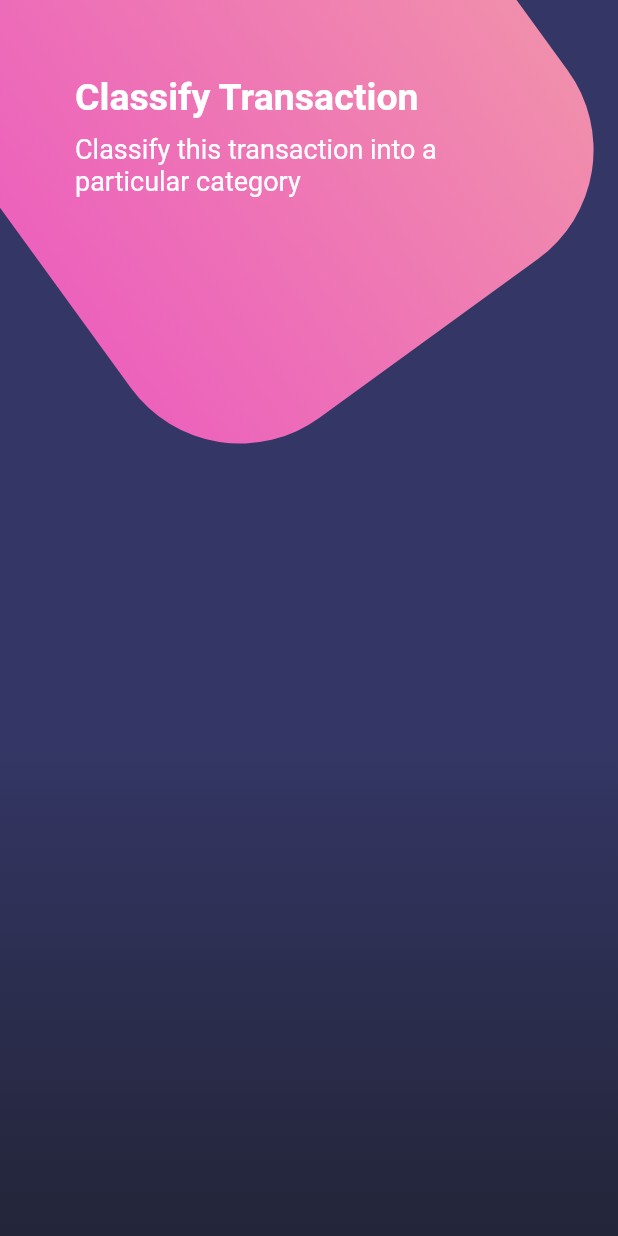
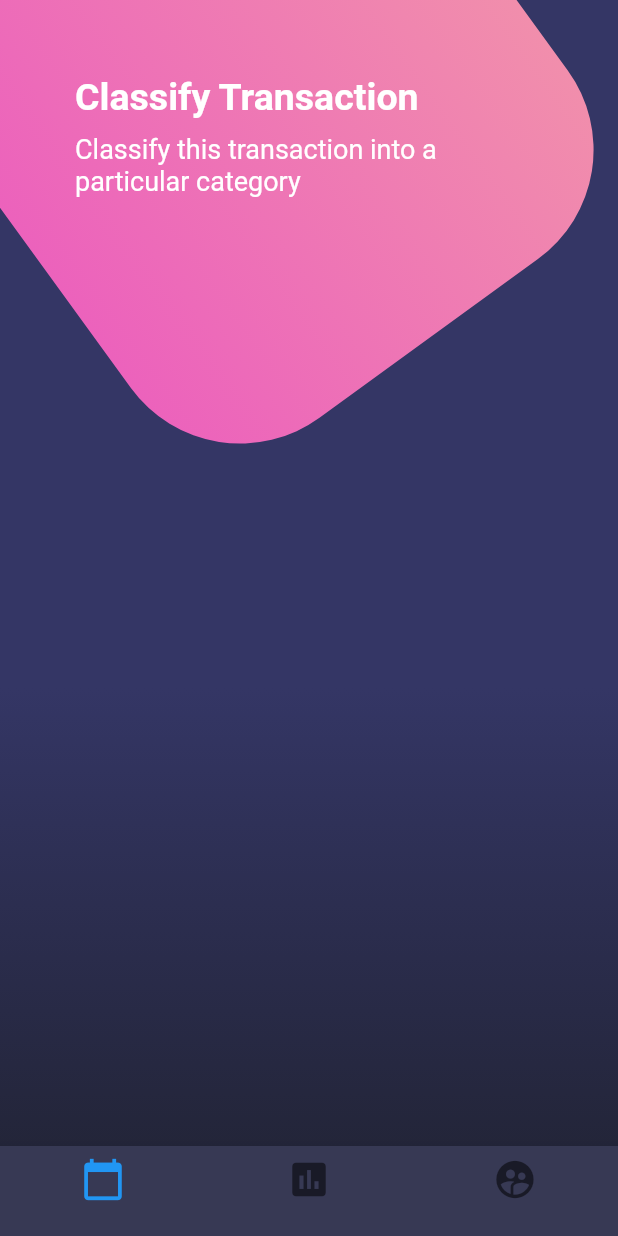
Before and after one commit to lskywolfll/Design-Flutter, a Flutter app: the screen it shows after launch, on a phone screen of 412 x 824 dp. Run offline on Flutter 3.47's test engine with Material 2 defaults, Android fonts, the phone set to English and light mode, and no system bars.

Commit message:
Se deja la mitad terminada con el design del botton navigation bar

```diff
--- a/lib/src/pages/botones_page.dart
+++ b/lib/src/pages/botones_page.dart
@@ -18,7 +18,28 @@ class BotonesPage extends StatelessWidget {
           ],
         ),
       ),
+      bottomNavigationBar: _bottomNavigatorBar(context),
     );
+  }
+
+  Widget _bottomNavigatorBar(BuildContext context) {
+    return new Theme(
+        data: Theme.of(context).copyWith(
+          canvasColor: Color.fromRGBO(55, 57, 84, 1.0),
+          primaryColor: Colors.pinkAccent,
+          textTheme: Theme.of(context).textTheme
+            .copyWith( caption: TextStyle(color: Color.fromRGBO(116, 117, 152, 1.0)) )
+        ),
+        child: BottomNavigationBar(
+          items: <BottomNavigationBarItem>[
+            BottomNavigationBarItem(
+                icon: Icon(Icons.calendar_today, size: 30.0,), title: Container(), ),
+            BottomNavigationBarItem(
+                icon: Icon(Icons.insert_chart, size: 30.0), title: Container()),
+            BottomNavigationBarItem(
+                icon: Icon(Icons.supervised_user_circle, size: 30.0), title: Container()),
+          ],
+        ));
   }
 
   Widget _titulos() {
@@ -28,9 +49,14 @@ class BotonesPage extends StatelessWidget {
         child: Column(
           crossAxisAlignment: CrossAxisAlignment.start,
           children: [
-            Text("Classify Transaction", style: TextStyle(color: Colors.white, fontSize: 25.0, fontWeight: FontWeight.bold)),
+            Text("Classify Transaction",
+                style: TextStyle(
+                    color: Colors.white,
+                    fontSize: 25.0,
+                    fontWeight: FontWeight.bold)),
             SizedBox(height: 10.0),
-            Text("Classify this transaction into a particular category",  style: TextStyle(color: Colors.white, fontSize: 18.0))
+            Text("Classify this transaction into a particular category",
+                style: TextStyle(color: Colors.white, fontSize: 18.0))
           ],
         ),
       ),
```
